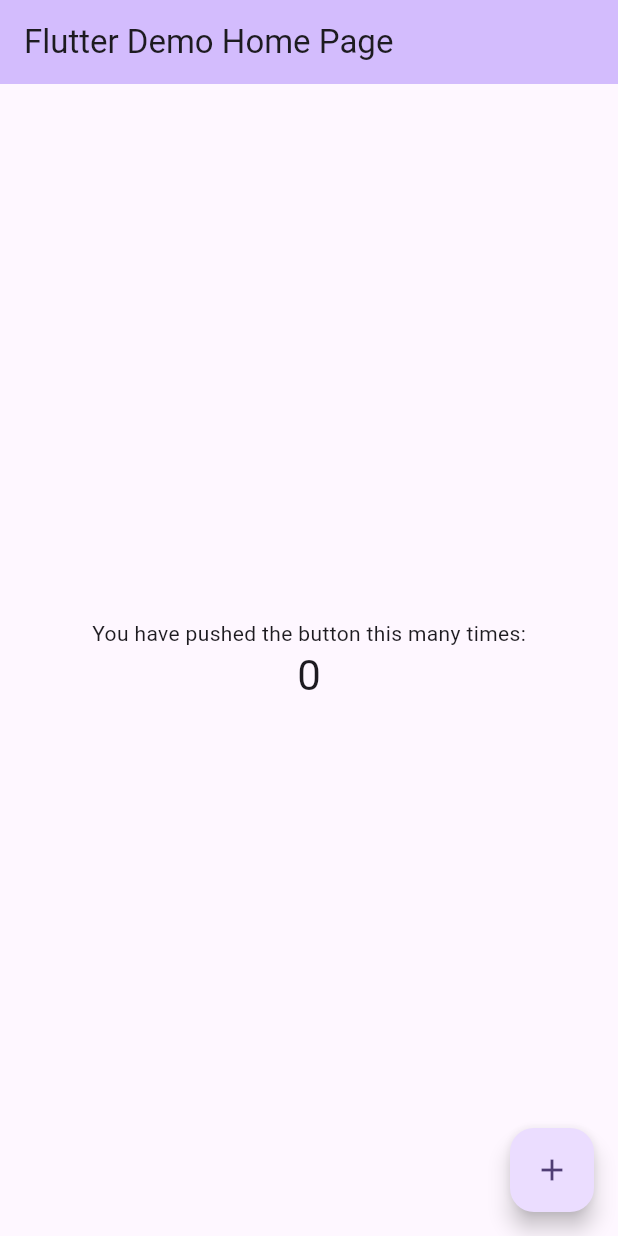
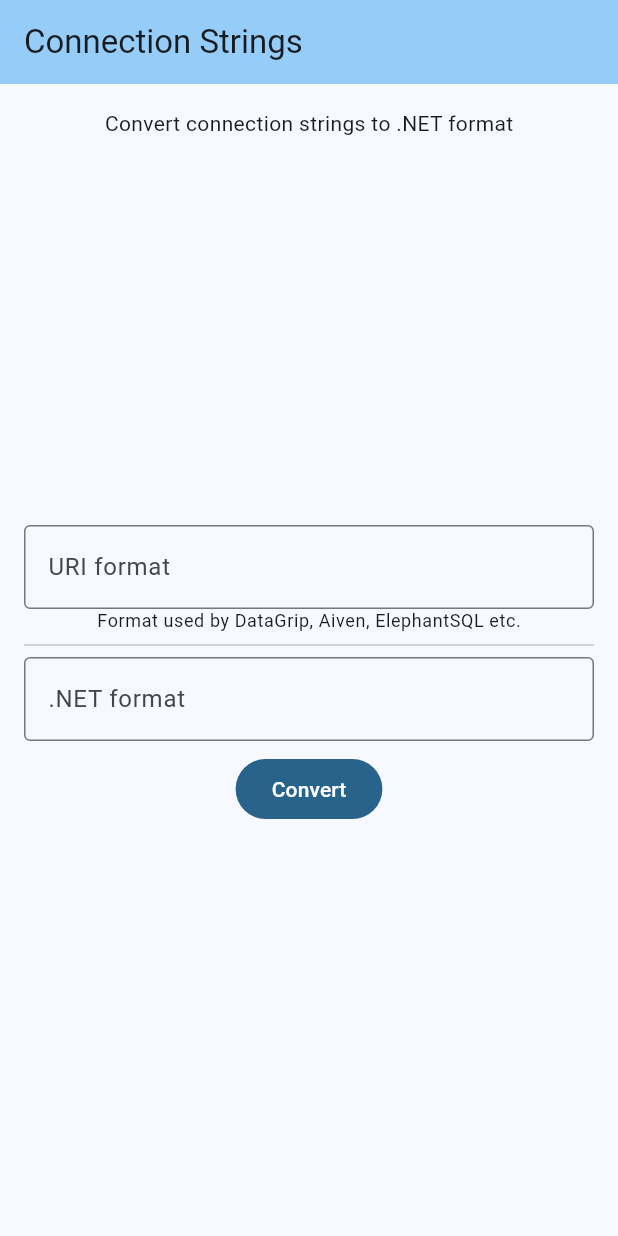
Before and after one commit to rpede/connection_strings, a Flutter app: the screen it shows after launch, on a phone screen of 412 x 824 dp. Run offline on Flutter 3.47's test engine with Material 3 defaults, Android fonts, the light colour scheme and no system bars.

Commit message:
Convert postgres uri+jdbc to ADO.NET

```diff
--- /dev/null
+++ b/lib/converter.dart
@@ -0,0 +1,48 @@
+String convertToDotNet(String rawUri) {
+  if (rawUri.startsWith("jdbc")) {
+    return _convertFromJdbc(rawUri);
+  } else {
+    return _convertFromUri(rawUri);
+  }
+}
+
+String _convertFromJdbc(String rawUri) {
+  final uri = Uri.parse(rawUri.substring("jdbc:".length));
+  final params = [
+    "Server=${uri.host}",
+    if (uri.hasPort) "Port=${uri.port}",
+    if (!uri.hasEmptyPath) "DB=${uri.pathSegments.first}",
+    if (uri.hasQuery) ...[
+      if (uri.queryParameters.containsKey("user"))
+        "UID=${uri.queryParameters["user"]}",
+      if (uri.queryParameters.containsKey("password"))
+        "PWD=${uri.queryParameters["password"]}",
+      if (uri.queryParameters.containsKey("ssl"))
+        "SslMode=${uri.queryParameters["ssl"]}"
+    ]
+  ];
+  return params.join(";");
+}
+
+String _convertFromUri(String rawUri) {
+  final uri = Uri.parse(rawUri);
+  final params = [
+    "Server=${uri.host}",
+    if (uri.hasPort) "Port=${uri.port}",
+    if (!uri.hasEmptyPath) "DB=${uri.pathSegments.first}",
+    if (uri.hasAuthority) ..._convertAuthority(uri.authority),
+    if (uri.hasQuery) ...[
+      if (uri.queryParameters.containsKey("sslmode"))
+        "SslMode=${uri.queryParameters["sslmode"]}",
+    ]
+  ];
+  return params.join(";");
+}
+
+List<String> _convertAuthority(String authority) {
+  final parts = authority.split("@").first.split(":");
+  return [
+    if (parts.isNotEmpty) "UID=${parts[0]}",
+    if (parts.length > 1) "PWD=${parts[1].split("@").first}",
+  ];
+}
--- a/lib/main.dart
+++ b/lib/main.dart
@@ -1,3 +1,4 @@
+import 'package:connection_strings/converter.dart';
 import 'package:flutter/material.dart';
 
 void main() {
@@ -7,46 +8,21 @@
 class MyApp extends StatelessWidget {
   const MyApp({super.key});
 
-  // This widget is the root of your application.
   @override
   Widget build(BuildContext context) {
     return MaterialApp(
-      title: 'Flutter Demo',
+      title: 'Connection Strings',
       theme: ThemeData(
-        // This is the theme of your application.
-        //
-        // TRY THIS: Try running your application with "flutter run". You'll see
-        // the application has a purple toolbar. Then, without quitting the app,
-        // try changing the seedColor in the colorScheme below to Colors.green
-        // and then invoke "hot reload" (save your changes or press the "hot
-        // reload" button in a Flutter-supported IDE, or press "r" if you used
-        // the command line to start the app).
-        //
-        // Notice that the counter didn't reset back to zero; the application
-        // state is not lost during the reload. To reset the state, use hot
-        // restart instead.
-        //
-        // This works for code too, not just values: Most code changes can be
-        // tested with just a hot reload.
-        colorScheme: ColorScheme.fromSeed(seedColor: Colors.deepPurple),
+        colorScheme: ColorScheme.fromSeed(seedColor: Colors.lightBlue),
         useMaterial3: true,
       ),
-      home: const MyHomePage(title: 'Flutter Demo Home Page'),
+      home: const MyHomePage(title: 'Connection Strings'),
     );
   }
 }
 
 class MyHomePage extends StatefulWidget {
   const MyHomePage({super.key, required this.title});
-
-  // This widget is the home page of your application. It is stateful, meaning
-  // that it has a State object (defined below) that contains fields that affect
-  // how it looks.
-
-  // This class is the configuration for the state. It holds the values (in this
-  // case the title) provided by the parent (in this case the App widget) and
-  // used by the build method of the State. Fields in a Widget subclass are
-  // always marked "final".
 
   final String title;
 
@@ -55,71 +31,67 @@
 }
 
 class _MyHomePageState extends State<MyHomePage> {
-  int _counter = 0;
-
-  void _incrementCounter() {
-    setState(() {
-      // This call to setState tells the Flutter framework that something has
-      // changed in this State, which causes it to rerun the build method below
-      // so that the display can reflect the updated values. If we changed
-      // _counter without calling setState(), then the build method would not be
-      // called again, and so nothing would appear to happen.
-      _counter++;
-    });
-  }
+  final uriTextController = TextEditingController();
+  final dotnetTextController = TextEditingController();
 
   @override
   Widget build(BuildContext context) {
-    // This method is rerun every time setState is called, for instance as done
-    // by the _incrementCounter method above.
-    //
-    // The Flutter framework has been optimized to make rerunning build methods
-    // fast, so that you can just rebuild anything that needs updating rather
-    // than having to individually change instances of widgets.
     return Scaffold(
       appBar: AppBar(
-        // TRY THIS: Try changing the color here to a specific color (to
-        // Colors.amber, perhaps?) and trigger a hot reload to see the AppBar
-        // change color while the other colors stay the same.
         backgroundColor: Theme.of(context).colorScheme.inversePrimary,
-        // Here we take the value from the MyHomePage object that was created by
-        // the App.build method, and use it to set our appbar title.
         title: Text(widget.title),
       ),
-      body: Center(
-        // Center is a layout widget. It takes a single child and positions it
-        // in the middle of the parent.
+      body: Padding(
+        padding: const EdgeInsets.all(16.0),
         child: Column(
-          // Column is also a layout widget. It takes a list of children and
-          // arranges them vertically. By default, it sizes itself to fit its
-          // children horizontally, and tries to be as tall as its parent.
-          //
-          // Column has various properties to control how it sizes itself and
-          // how it positions its children. Here we use mainAxisAlignment to
-          // center the children vertically; the main axis here is the vertical
-          // axis because Columns are vertical (the cross axis would be
-          // horizontal).
-          //
-          // TRY THIS: Invoke "debug painting" (choose the "Toggle Debug Paint"
-          // action in the IDE, or press "p" in the console), to see the
-          // wireframe for each widget.
-          mainAxisAlignment: MainAxisAlignment.center,
-          children: <Widget>[
+          children: [
             const Text(
-              'You have pushed the button this many times:',
+              'Convert connection strings to .NET format',
             ),
-            Text(
-              '$_counter',
-              style: Theme.of(context).textTheme.headlineMedium,
+            Expanded(
+              child: Column(
+                mainAxisAlignment: MainAxisAlignment.center,
+                children: [
+                  TextField(
+                    decoration: const InputDecoration(
+                      border: OutlineInputBorder(),
+                      label: Text("URI format"),
+                      hintText:
+                          "postgres://user:pwd@hostname:5432/db?sslmode=require",
+                    ),
+                    controller: uriTextController,
+                  ),
+                  Text(
+                    "Format used by DataGrip, Aiven, ElephantSQL etc.",
+                    style: textTheme.bodySmall,
+                  ),
+                  const Divider(),
+                  TextField(
+                    decoration: const InputDecoration(
+                      border: OutlineInputBorder(),
+                      label: Text(".NET format"),
+                    ),
+                    controller: dotnetTextController,
+                  ),
+                  const SizedBox(height: 8),
+                  FilledButton(
+                    onPressed: onConvert,
+                    child: const Text("Convert"),
+                  )
+                ],
+              ),
             ),
           ],
         ),
       ),
-      floatingActionButton: FloatingActionButton(
-        onPressed: _incrementCounter,
-        tooltip: 'Increment',
-        child: const Icon(Icons.add),
-      ), // This trailing comma makes auto-formatting nicer for build methods.
     );
   }
+
+  void onConvert() {
+    final uri = uriTextController.text;
+    if (uri.isEmpty) return;
+    dotnetTextController.text = convertToDotNet(uri);
+  }
+
+  TextTheme get textTheme => Theme.of(context).textTheme;
 }
```
Also changed, not shown: 2 other files.
